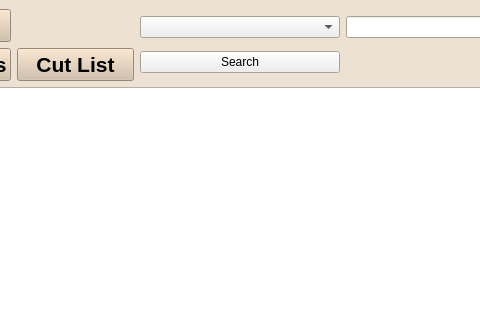
EtoDrowsy/CS499, file inventorywindow.ui: the form before one commit; both pictures show x 771 to 1251 and y 0 to 320 of the 1426 by 720 pixel window.
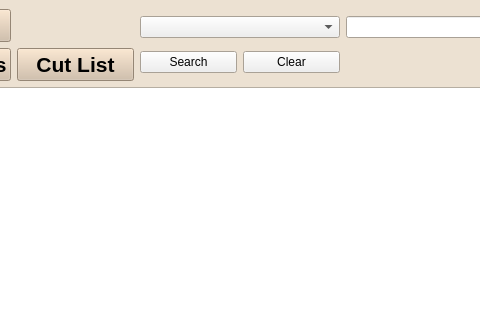
The form after the commit.

Commit message: Added search functionality

Diff of the .ui file:
```diff
--- a/inventorywindow.ui
+++ b/inventorywindow.ui
@@ -1282,6 +1282,24 @@
       </item>
       <item>
        <layout class="QGridLayout" name="gridLayout_3">
+        <item row="1" column="0">
+         <layout class="QHBoxLayout" name="horizontalLayout_2">
+          <item>
+           <widget class="QPushButton" name="searchButton">
+            <property name="text">
+             <string>Search</string>
+            </property>
+           </widget>
+          </item>
+          <item>
+           <widget class="QPushButton" name="clearSearchButton">
+            <property name="text">
+             <string>Clear</string>
+            </property>
+           </widget>
+          </item>
+         </layout>
+        </item>
         <item row="0" column="1">
          <widget class="QLineEdit" name="searchField">
           <property name="maximumSize">
@@ -1302,13 +1320,6 @@
           </property>
          </widget>
         </item>
-        <item row="1" column="0">
-         <widget class="QPushButton" name="searchButton">
-          <property name="text">
-           <string>Search</string>
-          </property>
-         </widget>
-        </item>
        </layout>
       </item>
      </layout>
```
The commit also changes 2 other files.
